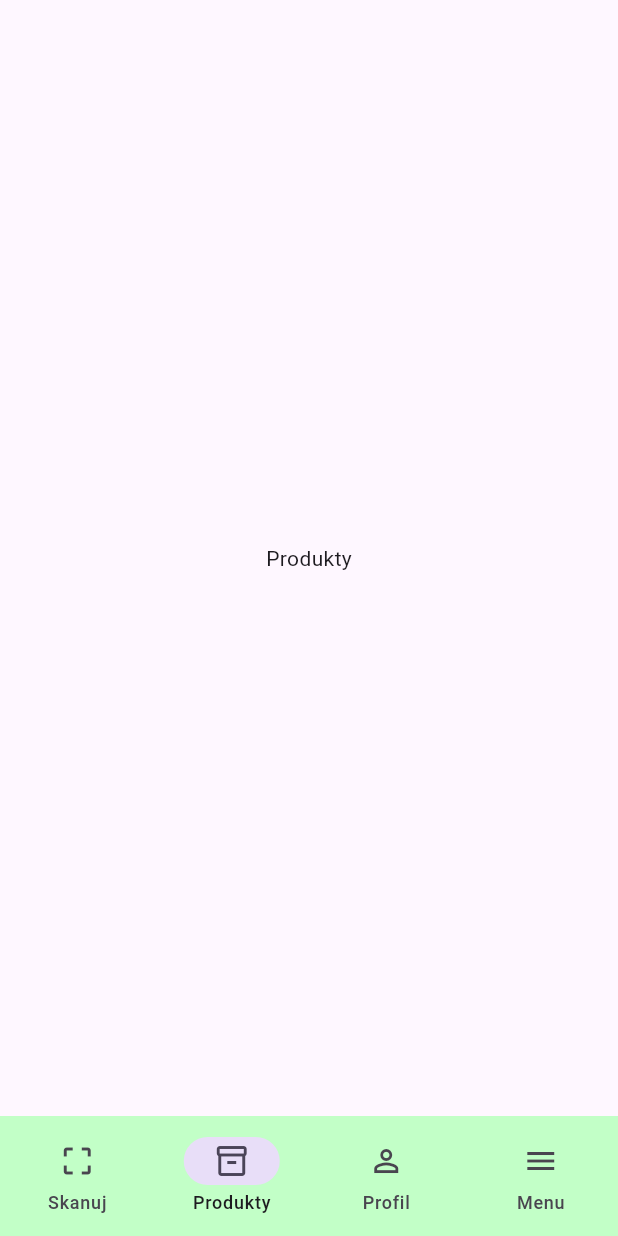
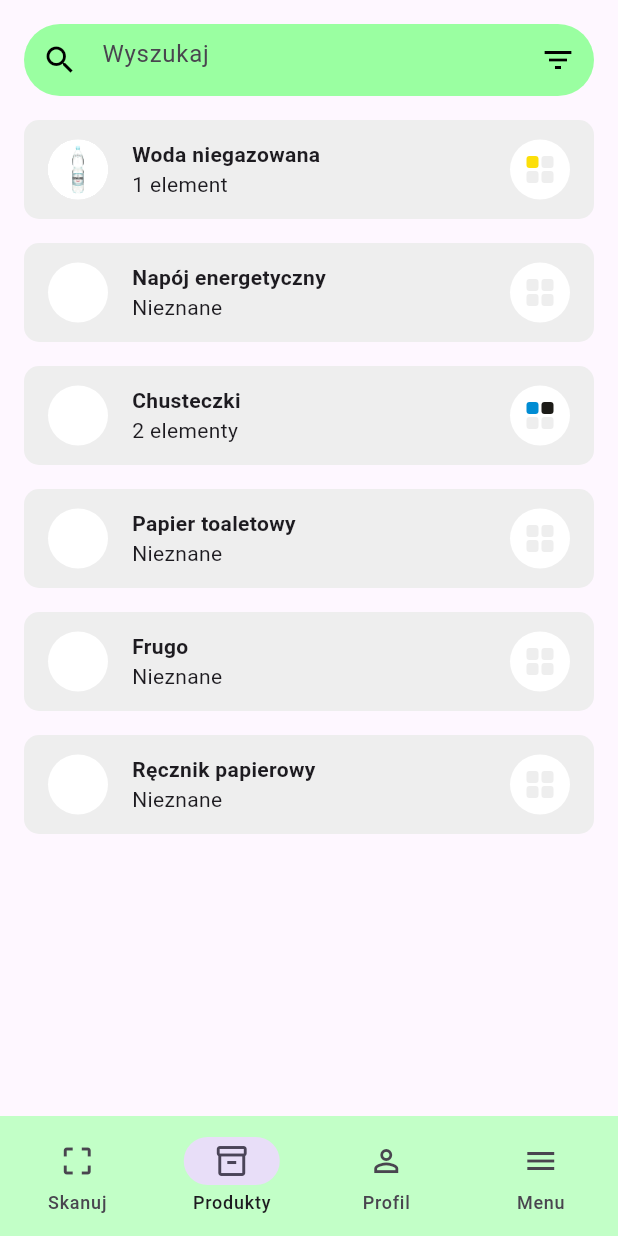
Before and after one commit to Zohenn/wyrzutka, a Flutter app: the screen it shows after launch, item 2 of the bottom bar chosen, on a phone screen of 412 x 824 dp. Run offline on Flutter 3.47's test engine with Material 2 defaults, Android fonts, the light colour scheme and no system bars; our stand-ins replace beamer, cloud_firestore, firebase_auth, firebase_core, hooks_riverpod; accounts and stored records are empty.

Commit message:
Added products list

```diff
--- a/lib/colors.dart
+++ b/lib/colors.dart
@@ -26,5 +26,6 @@ final paper = Color(0xff008CD3);
 final glass = Color(0xff0A873F);
 final mixed = Color(0xff1C1B17);
 final bio = Color(0xff682123);
-final gray = Color(0xffF8F8F8);
+//final gray = Color(0xffF8F8F8); // u mnie niewidoczny praktycznie
+final gray = Color(0xffeeeeee);
 final positive = Color(0xff21BA45);
--- /dev/null
+++ b/lib/elements/product_item.dart
@@ -0,0 +1,103 @@
+import 'package:flutter/material.dart';
+import 'package:inzynierka/models/product.dart';
+import 'package:inzynierka/colors.dart';
+
+class ProductItem extends StatefulWidget {
+  final Product product;
+  const ProductItem({
+    Key? key, required this.product
+  }) : super(key: key);
+
+  @override
+  State<ProductItem> createState() => _ProductItemState();
+}
+
+class _ProductItemState extends State<ProductItem> {
+  int index = 0;
+
+  Color getContainerColor(String container) {
+    switch(container) {
+      case "plastic": return plastic;
+      case "paper": return paper;
+      case "glass": return glass;
+      case "mixed": return mixed;
+      case "bio": return bio;
+    }
+    return gray;
+  }
+
+  @override
+  Widget build(BuildContext context) {
+    return Container(
+      padding: const EdgeInsets.symmetric(vertical: 13, horizontal: 16),
+      decoration: BoxDecoration(
+        color: gray,
+        borderRadius: const BorderRadius.all(Radius.circular(10))
+      ),
+      child: Row(
+        children: [
+          Expanded(
+            child: Row(
+              children: [
+                Container(
+                  clipBehavior: Clip.hardEdge,
+                  height: 40,
+                  width: 40,
+                  decoration: const BoxDecoration(
+                    color: Colors.white,
+                    shape: BoxShape.circle
+                  ),
+                  child: Center(
+                    child: widget.product.photo != "" ? Image.asset("assets/images/" + widget.product.photo + ".png") : Container(),
+                  ),
+                ),
+                const SizedBox(width: 16),
+                Column(
+                  crossAxisAlignment: CrossAxisAlignment.start,
+                  children: [
+                    Text(widget.product.name, style: const TextStyle(fontWeight: FontWeight.bold)),
+                    const SizedBox(width: 8),
+                    Text(widget.product.containers.isNotEmpty ? widget.product.containers.length.toString() + (widget.product.containers.length == 1 ? " element" : " elementy") : "Nieznane"), // POMOCY
+                  ]
+                )
+              ],
+            )
+          ),
+          Container(
+            clipBehavior: Clip.hardEdge,
+            height: 40,
+            width: 40,
+            decoration: const BoxDecoration(
+              color: Colors.white,
+              shape: BoxShape.circle
+            ),
+            child: Center(
+              child: Wrap(
+                direction: Axis.vertical,
+                spacing: 2,
+                children: List.generate(2, (i) => Wrap(
+                  direction: Axis.horizontal,
+                  spacing: 2,
+                  children: List.generate(2, (j) => Builder(
+                    builder: (context) {
+                      Color color = gray;
+                      if(index < widget.product.containers.length) {
+                        color = getContainerColor(widget.product.containers.elementAt(i*2+j));
+                        index++;
+                      }
+                      return Container(
+                        decoration: BoxDecoration(color: color, borderRadius: BorderRadius.all(Radius.circular(2))),
+                        height: 8,
+                        width: 8,
+                      );
+                    })
+                  )
+                ))
+              ),
+            ),
+          )
+        ],
+      ),
+    );
+  }
+}
--- /dev/null
+++ b/lib/models/product.dart
@@ -0,0 +1,16 @@
+import 'package:flutter/widgets.dart';
+
+@immutable
+class Product {
+  const Product({
+    required this.name,
+    required this.photo,
+    required this.symbols,
+    required this.containers,
+  });
+
+  final String name;
+  final String photo;
+  final List<String> symbols;
+  final List<String> containers;
+}
--- a/lib/router.dart
+++ b/lib/router.dart
@@ -2,6 +2,7 @@ import 'package:beamer/beamer.dart';
 import 'package:flutter/material.dart';
 import 'package:inzynierka/bottom_bar_layout.dart';
 import 'package:inzynierka/screens/init_screen.dart';
+import 'package:inzynierka/screens/product_screen.dart';
 
 class RouterWrapper {
   static final routerDelegate = BeamerDelegate(
@@ -14,7 +15,7 @@ class RouterWrapper {
 
   static final bottomNavigationRoutes = {
     '/scan': (context, state, data) => const Scaffold(body: Center(child: Text('Skanuj'))),
-    '/products': (context, state, data) => const Scaffold(body: Center(child: Text('Produkty'))),
+    '/products': (context, state, data) => const Scaffold(body: ProductScreen()),
     '/profile': (context, state, data) => const Scaffold(body: Center(child: Text('Profil'))),
     '/menu': (context, state, data) => const Scaffold(body: Center(child: Text('Menu'))),
   };
--- /dev/null
+++ b/lib/screens/product_screen.dart
@@ -0,0 +1,86 @@
+import 'package:flutter/material.dart';
+import 'package:inzynierka/colors.dart';
+import 'package:inzynierka/models/product.dart';
+import 'package:inzynierka/elements/product_item.dart';
+
+class ProductScreen extends StatefulWidget {
+  const ProductScreen({
+    Key? key,
+  }) : super(key: key);
+
+  @override
+  State<ProductScreen> createState() => _ProductScreenState();
+}
+
+class _ProductScreenState extends State<ProductScreen> {
+  final searchController = TextEditingController();
+  final productsList = const {
+    Product(name: "Woda niegazowana", photo: "woda", symbols: [], containers: ["plastic"]),
+    Product(name: "Napój energetyczny", photo: "", symbols: [], containers: []),
+    Product(name: "Chusteczki", photo: "", symbols: [], containers: ["paper", "mixed"]),
+    Product(name: "Papier toaletowy", photo: "", symbols: [], containers: []),
+    Product(name: "Frugo", photo: "", symbols: [], containers: []),
+    Product(name: "Ręcznik papierowy", photo: "", symbols: [], containers: []),
+  };
+
+  void onSearchPress() {
+    print("Search pressed");
+  }
+  void onFilterPress() {
+    print("Filter pressed");
+  }
+
+  @override
+  Widget build(BuildContext context) {
+    return SafeArea(child:
+      Padding(
+      padding: EdgeInsets.all(16),
+      child: Column(
+        children: [
+          Container(
+            height: 48,
+            decoration: BoxDecoration(
+              color: primary,
+              borderRadius: BorderRadius.all(Radius.circular(100)),
+            ),
+            child: Row(
+              children: [
+                Expanded(
+                  child: TextField(
+                    cursorColor: Colors.black,
+                    decoration: InputDecoration(
+                      border: InputBorder.none,
+                      hintText: "Wyszukaj",
+                      prefixIcon: IconButton(onPressed: onSearchPress, icon: Icon(Icons.search, color: Colors.black)),
+                      suffixIcon: IconButton(onPressed: onFilterPress, icon: Icon(Icons.filter_list, color: Colors.black)),
+                    ),
+                    controller: searchController,
+                  ),
+                ),
+                // IconButton(
+                //   icon: const Icon(Icons.filter_list),
+                //   onPressed: () => {}
+                // ),
+              ],
+            ),
+          ),
+          SizedBox(height: 16),
+          Expanded(
+            // child: ListView(
+            //   children: List.generate(20, (index) => new ProductItem())
+            // ),
+            child: ListView.separated(
+              padding: EdgeInsets.zero,
+              itemCount: productsList.length,
+              separatorBuilder: (BuildContext context, int index) => Container(height: 16,),
+              itemBuilder: (BuildContext context, int index) {
+                return ProductItem(product: productsList.elementAt(index));
+              },
+            )
+          ),
+        ],
+      ),
+    ),
+    );
+  }
+}
--- a/pubspec.yaml
+++ b/pubspec.yaml
@@ -65,6 +65,8 @@ flutter:
   # assets:
   #   - images/a_dot_burr.jpeg
   #   - images/a_dot_ham.jpeg
+  assets:
+    - assets/images/
 
   # An image asset can refer to one or more resolution-specific "variants", see
   # https://flutter.dev/assets-and-images/#resolution-aware
```
Also changed, not shown: assets/images/woda.png (added), pubspec.lock.
